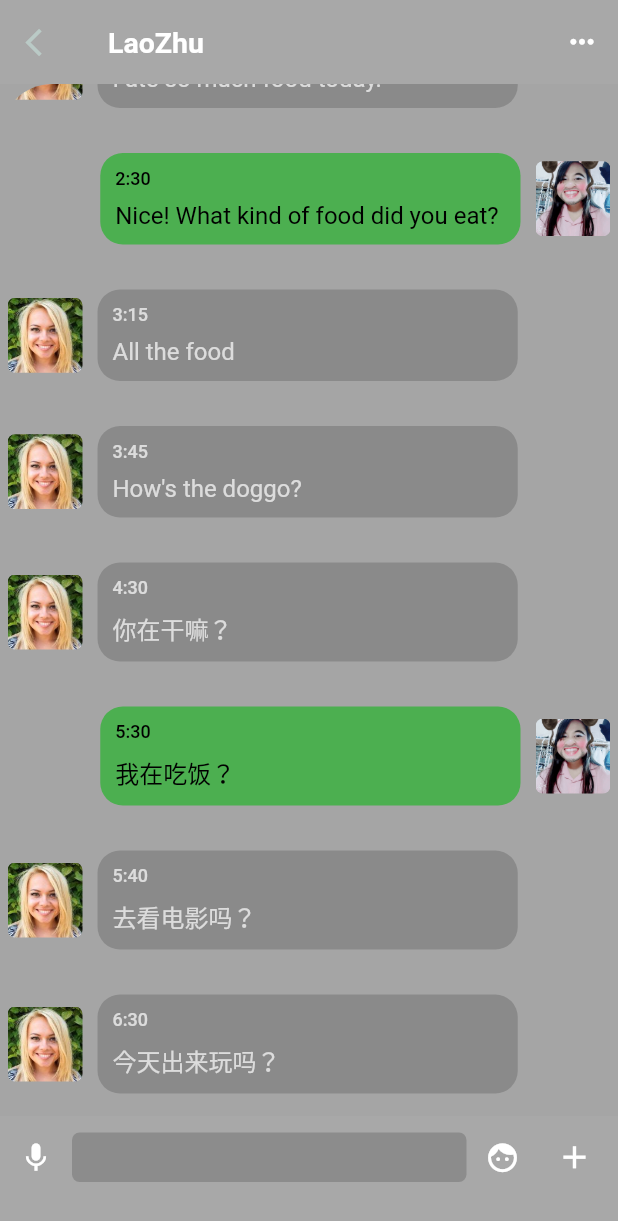
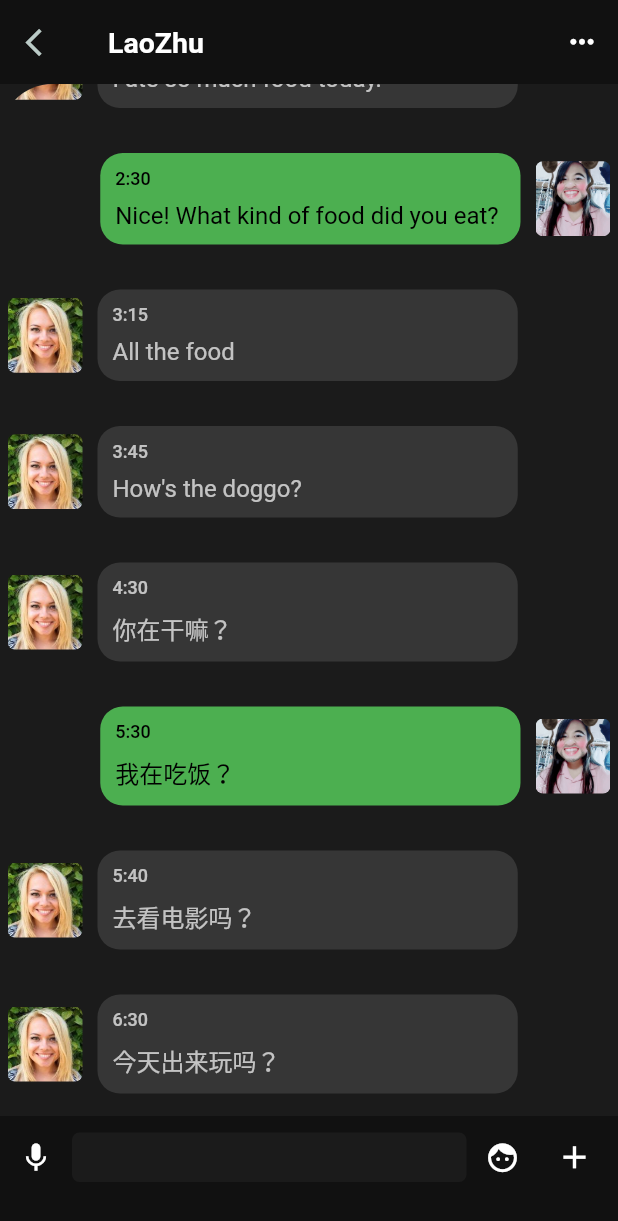
Before and after one commit to VGhostHunter/chat, a Flutter app: the HomeScreen screen opened directly, after a tap on the "menu" icon, after a tap on "LaoZhu", on a phone screen of 412 x 824 dp. Shown: the top 1221 px of the screen. Run offline on Flutter 3.47's test engine with Material 2 defaults, Android fonts, the phone set to English and light mode, and no system bars; our stand-ins replace flare_flutter; missing offline and left inert: flare_dart.

Commit message:
update color

```diff
--- a/lib/conponents/sign_background.dart
+++ b/lib/conponents/sign_background.dart
@@ -1,3 +1,4 @@
+import 'package:chat/constants.dart';
 import 'package:flutter/material.dart';
 
 class SignBackGround extends StatelessWidget {
@@ -15,8 +16,8 @@ class SignBackGround extends StatelessWidget {
                 1.0
               ],
               colors: [
-                Colors.black26,
-                Colors.black87,
+                backGroundColor,
+                backGroundColor4,
               ]
           )
         ),
--- a/lib/constants.dart
+++ b/lib/constants.dart
@@ -4,7 +4,7 @@ const kPrimaryColor = Color(0xFFFF35A5);
 const kAccentColor = Color(0xFF6F35A5);
 const kHighlightColor = Color(0xFF6F35A5);
 const kSplashColor = Color(0xFF6F35A5);
-const backGroundColor = Color(0x55555555);
-const backGroundColor2 = Color(0x44444444);
-const backGroundColor3 = Color(0x33333333);
-const backGroundColor4 = Color(0x22222222);
+const backGroundColor = Color(0xFF111111);
+const backGroundColor2 = Color(0xFF1B1B1B);
+const backGroundColor3 = Color(0xFF1C1C1C);
+const backGroundColor4 = Color(0xFF363636);
--- a/lib/screens/chat_screen.dart
+++ b/lib/screens/chat_screen.dart
@@ -21,7 +21,7 @@ class _ChatScreenState extends State<ChatScreen> {
     final Widget msg = Container(
       width: MediaQuery.of(context).size.width * 0.68,
       decoration: BoxDecoration(
-        color: isMe ? Colors.green : backGroundColor,
+        color: isMe ? Colors.green : backGroundColor4,
         borderRadius: BorderRadius.circular(15.0)
       ),
       child: Padding(
@@ -102,7 +102,7 @@ class _ChatScreenState extends State<ChatScreen> {
     return Container(
       padding: EdgeInsets.fromLTRB(0.0, 0.0, 5.0, 25.0),
       height: 80.0,
-      color: backGroundColor2,
+      color: backGroundColor,
       child: Row(
         mainAxisAlignment: MainAxisAlignment.spaceBetween,
         crossAxisAlignment: CrossAxisAlignment.center,
@@ -116,9 +116,8 @@ class _ChatScreenState extends State<ChatScreen> {
           Expanded(
             child: Container(
               height: 33,
-
               decoration: BoxDecoration(
-                color: backGroundColor,
+                color: backGroundColor2,
                 borderRadius: BorderRadius.circular(5.0)
               ),
               child: Column(
@@ -171,7 +170,7 @@ class _ChatScreenState extends State<ChatScreen> {
     return Scaffold(
       backgroundColor: backGroundColor2,
       appBar: AppBar(
-        backgroundColor: backGroundColor2,
+        backgroundColor: backGroundColor,
         leading: GestureDetector(
           onTap: () => Navigator.pop(context),
           child: Icon(
@@ -204,7 +203,7 @@ class _ChatScreenState extends State<ChatScreen> {
             Expanded(
               child: Container(
                 decoration: BoxDecoration(
-                  color: backGroundColor,
+                  color: backGroundColor2,
                   borderRadius: BorderRadius.only(
 //                    topRight: Radius.circular(35.0),
 //                    topLeft: Radius.circular(35.0),
--- a/lib/screens/home_screen.dart
+++ b/lib/screens/home_screen.dart
@@ -68,7 +68,7 @@ class _HomeScreenState extends State<HomeScreen> with SingleTickerProviderStateM
           elevation: 8.0,
           animationDuration: duration,
           borderRadius: BorderRadius.all(Radius.circular(40.0)),
-          color: backGroundColor2,
+          color: backGroundColor,
           child: Column(
             children: <Widget>[
               Padding(
--- a/lib/widgets/favorite_contacts.dart
+++ b/lib/widgets/favorite_contacts.dart
@@ -1,3 +1,4 @@
+import 'package:chat/constants.dart';
 import 'package:chat/models/message_model.dart';
 import 'package:chat/screens/chat_screen.dart';
 import 'package:chat/utils/colors_util.dart';
@@ -6,7 +7,8 @@ import 'package:flutter/material.dart';
 class FavoriteContacts extends StatelessWidget {
   @override
   Widget build(BuildContext context) {
-    return Padding(
+    return Container(
+      child: Padding(
         padding: EdgeInsets.symmetric(vertical: 2.0),
         child: Column(
           children: <Widget>[
@@ -70,6 +72,7 @@ class FavoriteContacts extends StatelessWidget {
             ),
           ],
         ),
+      ),
     );
   }
 }
--- a/lib/widgets/recent_chats.dart
+++ b/lib/widgets/recent_chats.dart
@@ -1,7 +1,6 @@
 import 'package:chat/constants.dart';
 import 'package:chat/models/message_model.dart';
 import 'package:chat/screens/chat_screen.dart';
-import 'package:chat/utils/colors_util.dart';
 import 'package:flutter/material.dart';
 
 class RecentChats extends StatelessWidget {
```
Also changed, not shown: lib/conponents/signin_button.dart (+5 -2 lines). Lines whose indentation alone changed are shown as unchanged.
